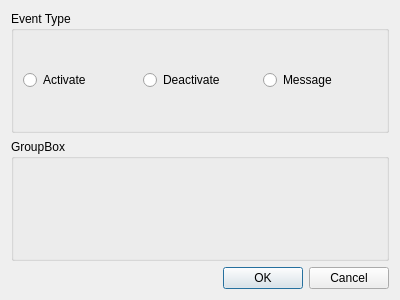
Qt form ICP/eventdialog.ui (Inozitol/ICP2) before a commit.
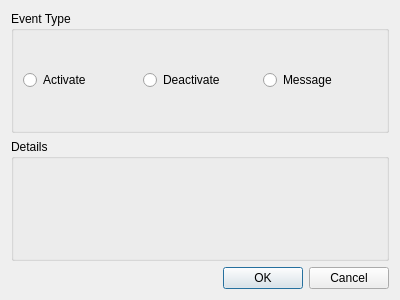
The same form after that commit.

Diff of the .ui file:
```diff
--- a/ICP/eventdialog.ui
+++ b/ICP/eventdialog.ui
@@ -47,7 +47,7 @@
    <item>
     <widget class="QGroupBox" name="groupBox_2">
      <property name="title">
-      <string>GroupBox</string>
+      <string>Details</string>
      </property>
     </widget>
    </item>
```
Left out of the diff: 6 changed lines with no effect on the pictures.
